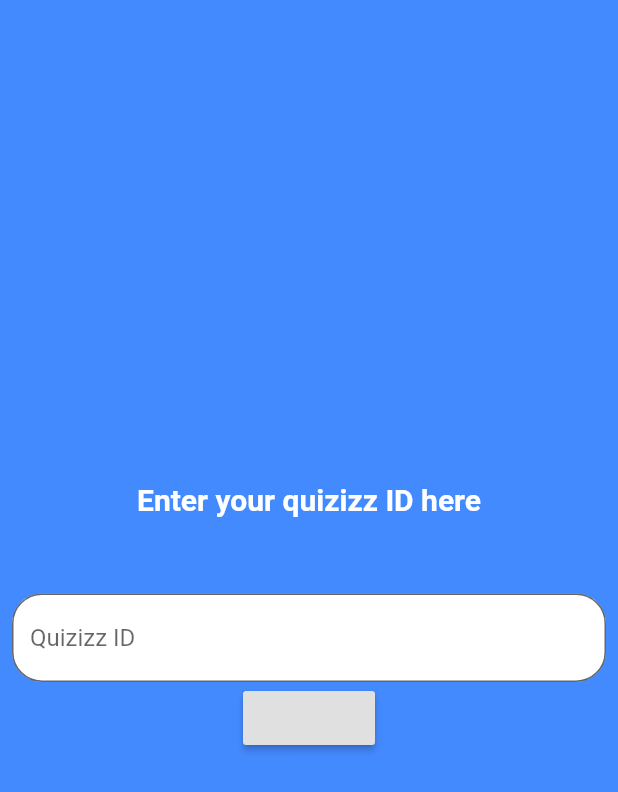
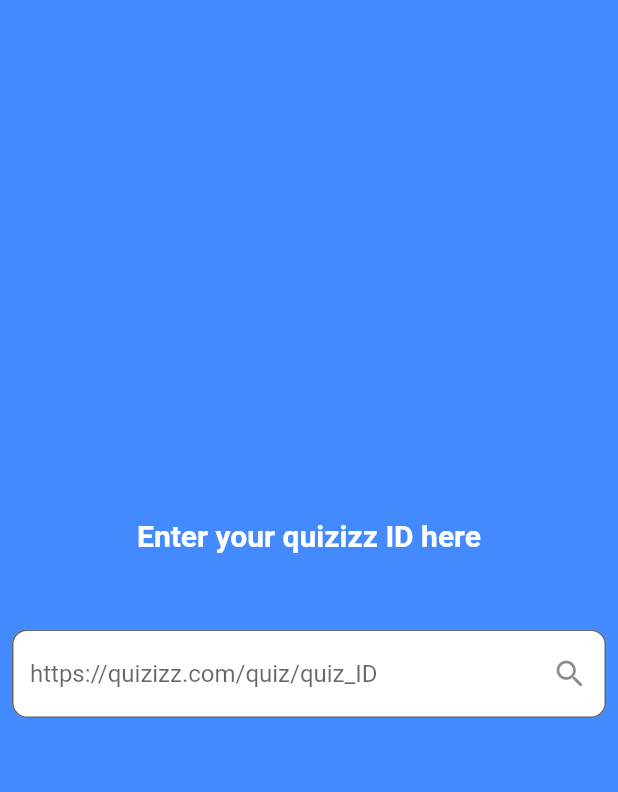
Before and after one commit to BryanEgbert/quizizz_cheat, a Flutter app: the screen it shows after launch, on a phone screen of 412 x 824 dp. Shown: the top 792 px of the screen. Run offline on Flutter 3.47's test engine with Material 2 defaults, Android fonts, the phone set to English and light mode, and no system bars; our stand-ins replace flutter_mobx, mobx; generated files the repository leaves out were written again.

Commit message:
Make code more cleaner and add search bar below app bar

```diff
--- a/lib/json/questions_data/questions_info.dart
+++ b/lib/json/questions_data/questions_info.dart
@@ -17,7 +17,7 @@
 class Structure {
   String kind;
   Query query;
-  List<dynamic> options;
+  List<QuestionText> options;
   int answer;
 
   Structure({this.kind, this.query, this.options, this.answer});
--- a/lib/json/questions_data/questions_structure.dart
+++ b/lib/json/questions_data/questions_structure.dart
@@ -25,13 +25,12 @@
 
 @JsonSerializable(explicitToJson: true)
 class QuestionText {
-  Map<String, Object> math;
   String type;
   bool hasMath;
   List<dynamic> media;
   String text;
 
-  QuestionText({this.math, this.type, this.hasMath, this.media,this.text});
+  QuestionText({this.type, this.hasMath, this.media,this.text});
 
   factory QuestionText.fromJson(Map<String, dynamic> json) => _$QuestionTextFromJson(json);
   Map<String, dynamic> toJson() => _$QuestionTextToJson(this);
--- a/lib/screens/user_input.dart
+++ b/lib/screens/user_input.dart
@@ -4,11 +4,9 @@
 import '../services/screen_config.dart';
 
 class UserInput extends StatelessWidget {
-
   @override
   Widget build(BuildContext context) {
     ScreenConfig().init(context);
-    TextEditingController _controller = TextEditingController();
 
     return Scaffold(
       body: Container(
@@ -28,23 +26,32 @@
             SizedBox(
               height: 10.0,
             ),
-            TextField(
-              controller: _controller,
-              textInputAction: TextInputAction.search,
-              decoration: InputDecoration(
-                fillColor: Colors.white,
-                filled: true,
-                border: OutlineInputBorder(
-                  borderRadius: BorderRadius.circular(20.0),
-                ),
-                hintText: 'Quizizz ID',
-              ),
-            ),
-            RaisedButton(onPressed: () {
-              submitResult(context, _controller.text);
-            })
+            UserTextField(),
           ],
         ),
+      ),
+    );
+  }
+}
+
+class UserTextField extends StatelessWidget {
+  const UserTextField({
+    Key key,
+  }) : super(key: key);
+
+  @override
+  Widget build(BuildContext context) {
+    return TextField(
+      onSubmitted: (url) => submitResult(context, url),
+      textInputAction: TextInputAction.search,
+      decoration: InputDecoration(
+        fillColor: Colors.white,
+        filled: true,
+        suffixIcon: Icon(Icons.search),
+        border: OutlineInputBorder(
+          borderRadius: BorderRadius.circular(10.0),
+        ),
+        hintText: "https://quizizz.com/quiz/quiz_ID",
       ),
     );
   }
```
Also changed, not shown: lib/screens/app_bar.dart (+60 -30 lines), lib/screens/questions.dart (+12 -13 lines), lib/services/input_service.dart (deleted, +0 -8 lines), lib/json/questions_data/questions_info.g.dart, lib/json/questions_data/questions_structure.g.dart, 1 other file.
